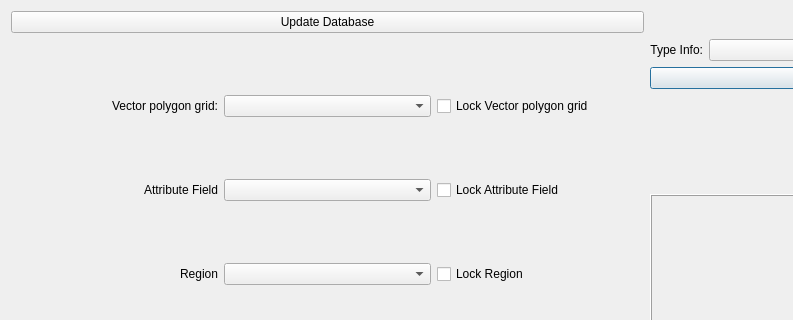
Old version of the form tabs/urban_type_creator_tab.ui in the repository gusbacos/SUEWS-Database-manager; both pictures show x 0 to 793 and y 0 to 320 of the 1293 by 874 pixel window.
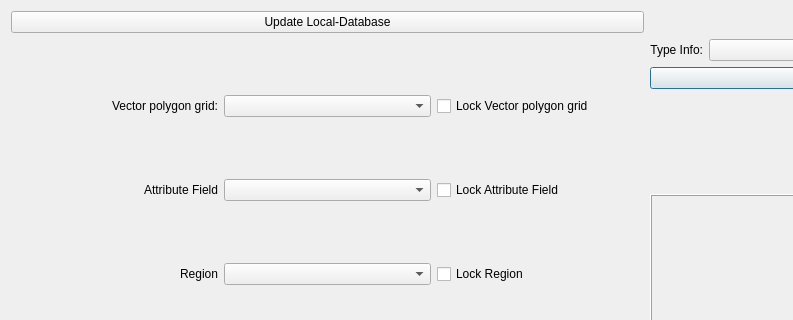
New version of the form. Custom widgets are drawn as their Qt base class.

```diff
--- a/tabs/urban_type_creator_tab.ui
+++ b/tabs/urban_type_creator_tab.ui
@@ -758,7 +758,7 @@
    <item row="0" column="0">
     <widget class="QPushButton" name="pushButtonUpdateDatabase">
      <property name="text">
-      <string>Update Database</string>
+      <string>Update Local-Database</string>
      </property>
     </widget>
    </item>
```
